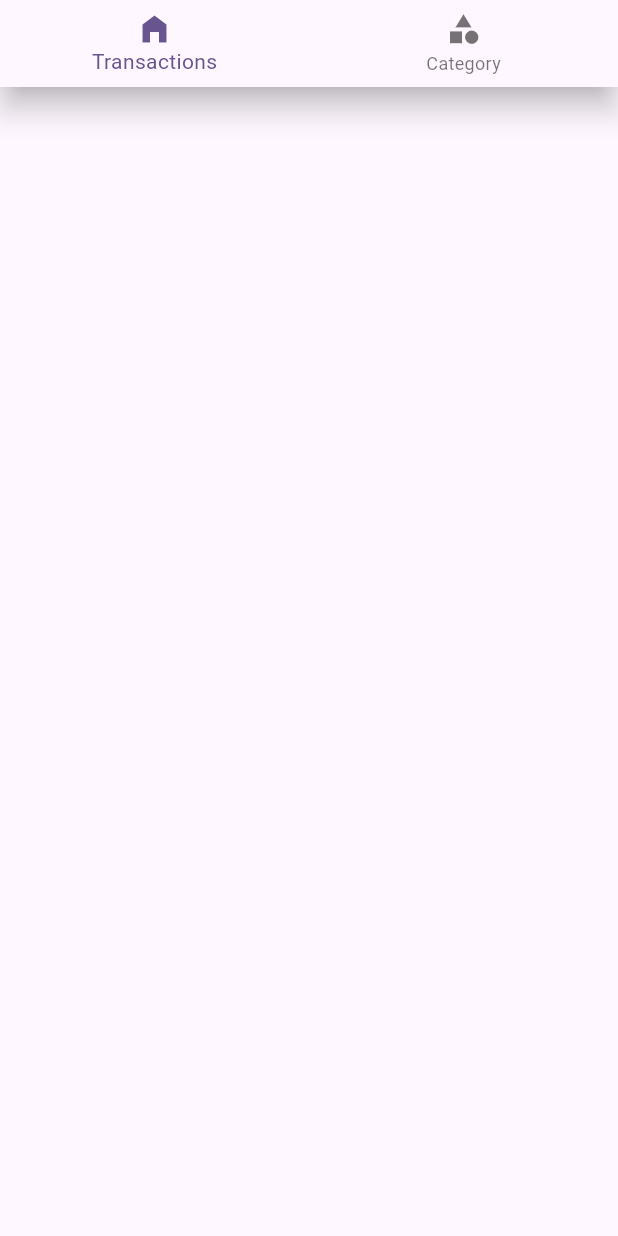
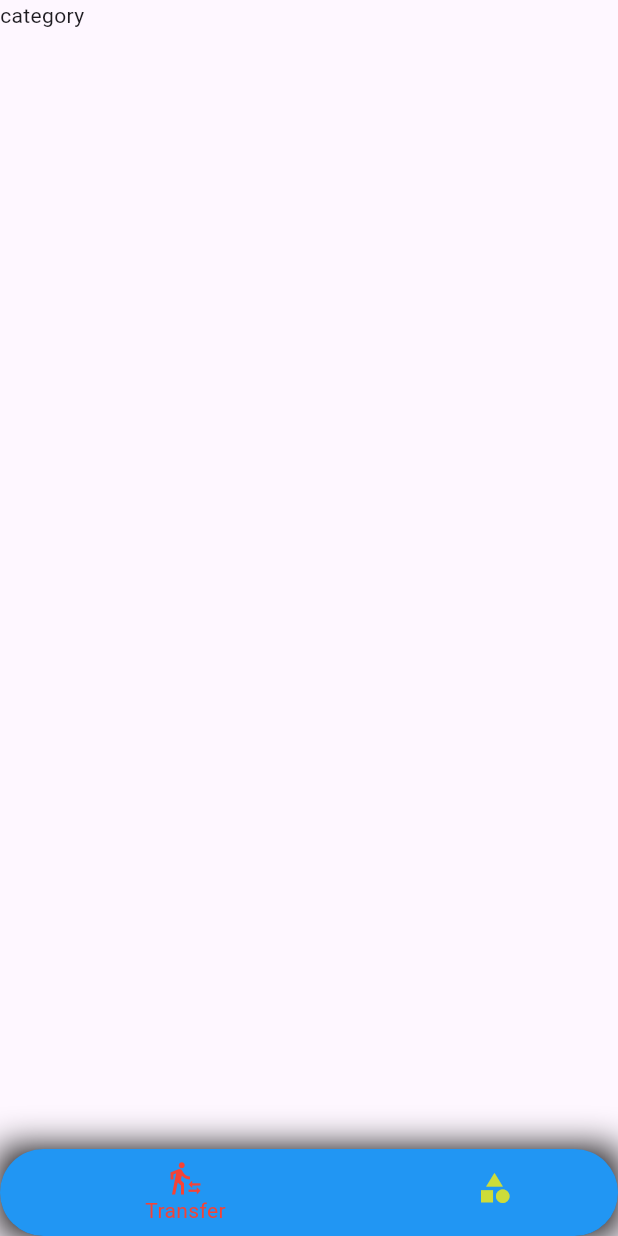
Before and after one commit to RathulVT/Money-Management, a Flutter app: the Money_Mgt_BottomNavigation screen opened directly, on a phone screen of 412 x 824 dp. Run offline on Flutter 3.47's test engine with Material 3 defaults, Android fonts, the phone set to English and light mode, and no system bars.

Commit message:
bottomnavigation

```diff
--- a/lib/main.dart
+++ b/lib/main.dart
@@ -1,5 +1,6 @@
 import 'package:flutter/material.dart';
-import 'package:money_management/screens/home/Screen_home.dart';
+import 'package:money_management/screens/home/Money_M_bottomNavigation.dart';
+
 
 
 void main() {
@@ -33,7 +34,7 @@ class MyApp extends StatelessWidget {
         colorScheme: ColorScheme.fromSeed(seedColor: Colors.deepPurple),
         useMaterial3: true,
       ),
-      home:  Screen_home()
+      home:  const Money_Mgt_BottomNavigation()
     );
   }
 }
--- a/lib/screens/home/Money_M_bottomNavigation.dart
+++ b/lib/screens/home/Money_M_bottomNavigation.dart
@@ -1,27 +1,71 @@
 import 'package:flutter/material.dart';
-import 'package:money_management/screens/home/Screen_home.dart';
 
-class Money_Mgt_BottomNavigation extends StatelessWidget {
-  const Money_Mgt_BottomNavigation({Key? key}) : super(key: key);
+import '../category/screen_Category.dart';
+import '../transactions/screen_transaction.dart';
+
+class Money_Mgt_BottomNavigation extends StatefulWidget {
+
+
+   Money_Mgt_BottomNavigation();
+
+  @override
+  State<Money_Mgt_BottomNavigation> createState() =>
+      _Money_Mgt_BottomNavigationState();
+}
+
+class _Money_Mgt_BottomNavigationState
+    extends State<Money_Mgt_BottomNavigation> {
+  int selectedindex = 0;
+  final PageController pagecontroller = PageController();
 
   @override
   Widget build(BuildContext context) {
-    return ValueListenableBuilder(
-      valueListenable: Screen_home.selectedIndexNotifer,
-      builder: (BuildContext context, int updatedIndex, Widget? _) {
-        return BottomNavigationBar(
-          currentIndex: updatedIndex,
-          onTap: (newIndex ) {
-            Screen_home.selectedIndexNotifer = newIndex ;
-          },
-          items: const [
-            BottomNavigationBarItem(
-                icon: Icon(Icons.home_filled), label: "Transactions"),
-            BottomNavigationBarItem(
-                icon: Icon(Icons.category), label: "Category"),
-          ],
-        );
-      },
+    return Scaffold(
+      bottomNavigationBar: Container(
+        decoration: const BoxDecoration(
+            boxShadow: [BoxShadow(color: Colors.black, blurRadius: 20)]),
+        child: ClipRRect(
+          borderRadius: BorderRadius.circular(30),
+          child: BottomNavigationBar(
+            unselectedItemColor: Colors.lime,
+            type: BottomNavigationBarType.shifting,
+            elevation: 10.0,
+            selectedItemColor: Colors.red,
+            currentIndex: selectedindex,
+            items: const [
+              BottomNavigationBarItem(
+                  icon: Icon(Icons.transfer_within_a_station),
+                  label: "Transfer",
+                  backgroundColor: Colors.blue),
+              BottomNavigationBarItem(
+                  icon: Icon(Icons.category),
+                  label: "Category",
+                  backgroundColor: Colors.green),
+            ],
+            onTap: onTapped,
+          ),
+        ),
+      ),
+      body: PageView(
+        controller: pagecontroller,
+        onPageChanged: (index) {
+          setState(() {
+            selectedindex = index;
+          });
+        },
+        children: const [
+          Screen_category(),
+          Screen_trans(),
+        ],
+      ),
     );
   }
+
+  void onTapped(index) {
+    setState(() {
+      selectedindex = index;
+    });
+    pagecontroller.animateToPage(index,
+        duration: const Duration(milliseconds: 300), curve: Curves.easeIn);
+  }
 }
```
Also changed, not shown: lib/screens/home/Screen_home.dart (+17 -15 lines), pubspec.lock.
